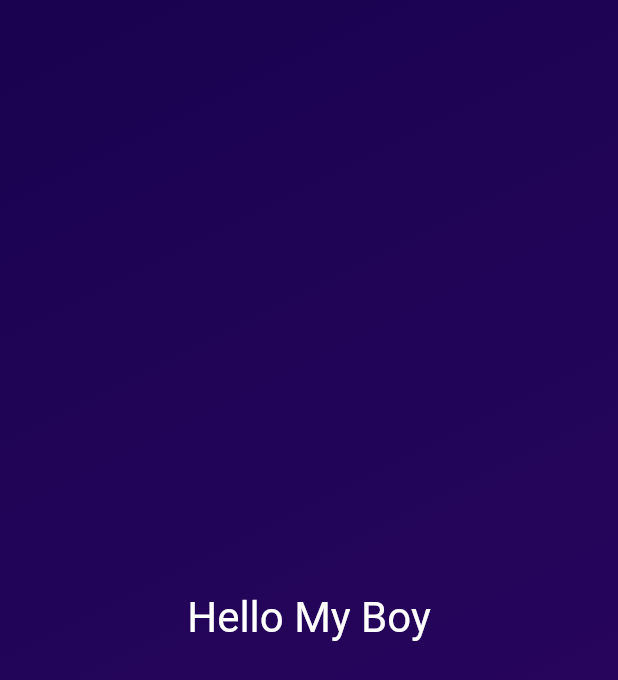
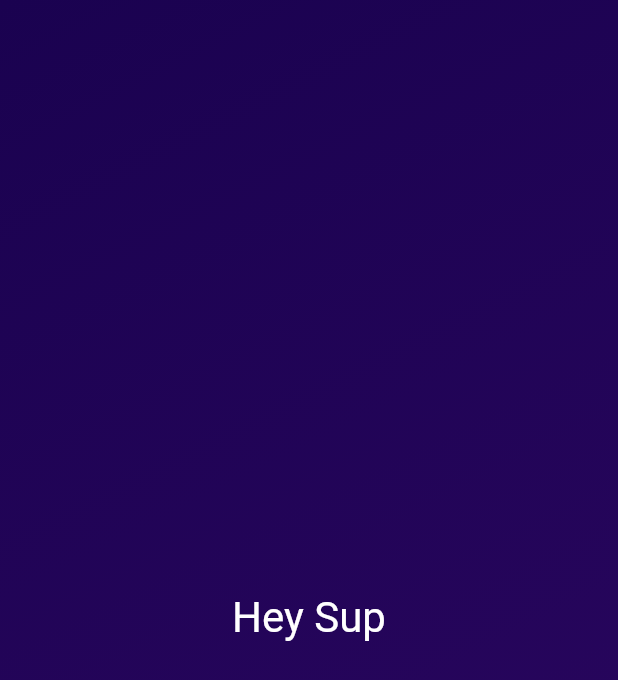
Before and after one commit to N0T1V4G0/rolldice, a Flutter app: the screen it shows after launch, on a phone screen of 412 x 824 dp. Shown: the top 680 px of the screen. Run offline on Flutter 3.47's test engine with Material 2 defaults, Android fonts, the phone set to English and light mode, and no system bars.

Commit message:
refactor: add styled text widget

```diff
--- a/lib/gradient_container.dart
+++ b/lib/gradient_container.dart
@@ -1,29 +1,23 @@
 import 'package:flutter/material.dart';
+import 'package:rolldice/styled_text.dart';
 
 class GradientContainer extends StatelessWidget {
-  const GradientContainer({super.key});
+  const GradientContainer(this.colors, {super.key});
+
+  final List<Color> colors;
 
   @override
   Widget build(BuildContext context) {
     return Container(
-      decoration: const BoxDecoration(
+      decoration: BoxDecoration(
         gradient: LinearGradient(
-          colors: [
-            Color.fromARGB(255, 26, 2, 80),
-            Color.fromARGB(255, 45, 7, 98),
-          ],
+          colors: colors,
           begin: Alignment.topLeft,
           end: Alignment.bottomRight,
         ),
       ),
       child: const Center(
-        child: Text(
-          'Hello My Boy',
-          style: TextStyle(
-            color: Colors.white,
-            fontSize: 28,
-          ),
-        ),
+        child: StyledText("Hey Sup"),
       ),
     );
   }
--- a/lib/main.dart
+++ b/lib/main.dart
@@ -4,7 +4,9 @@ import 'package:rolldice/gradient_container.dart';
 void main() {
   runApp(const MaterialApp(
     home: Scaffold(
-      body: GradientContainer(),
+      body: GradientContainer(
+        [Color.fromARGB(255, 26, 2, 80), Color.fromARGB(255, 45, 7, 98)],
+      ),
     ),
   ));
 }
--- /dev/null
+++ b/lib/styled_text.dart
@@ -0,0 +1,18 @@
+import 'package:flutter/material.dart';
+
+class StyledText extends StatelessWidget {
+  const StyledText(this.text, {super.key});
+
+  final String text;
+
+  @override
+  Widget build(BuildContext context) {
+    return Text(
+      text,
+      style: const TextStyle(
+        color: Colors.white,
+        fontSize: 28,
+      ),
+    );
+  }
+}
```
